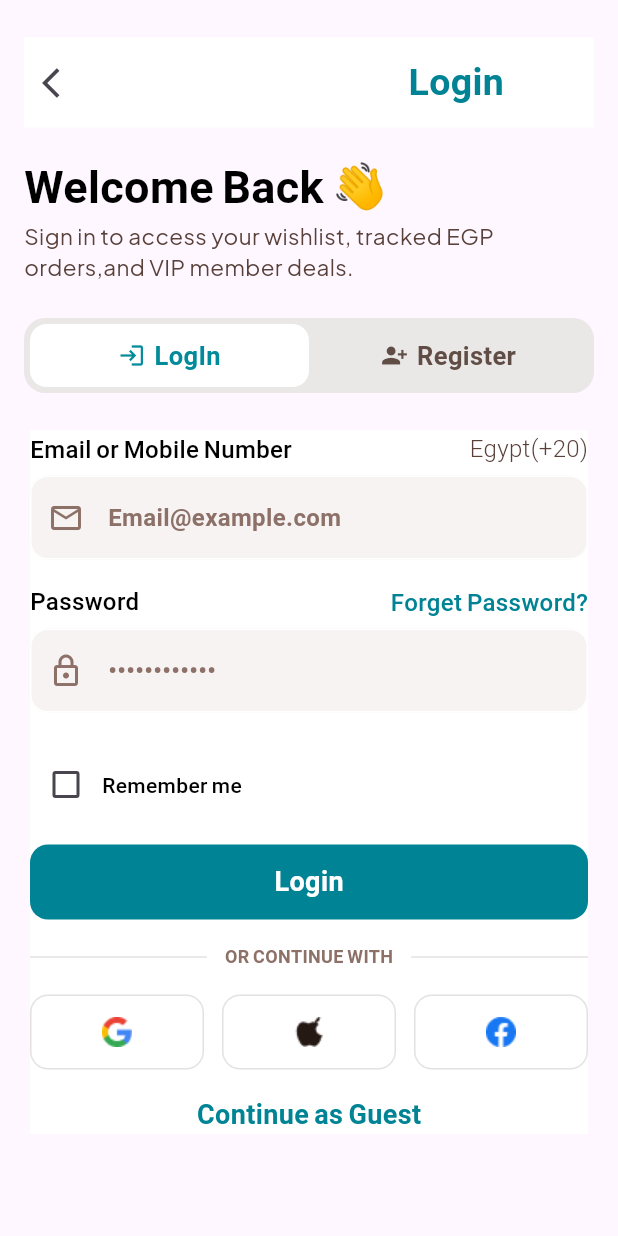
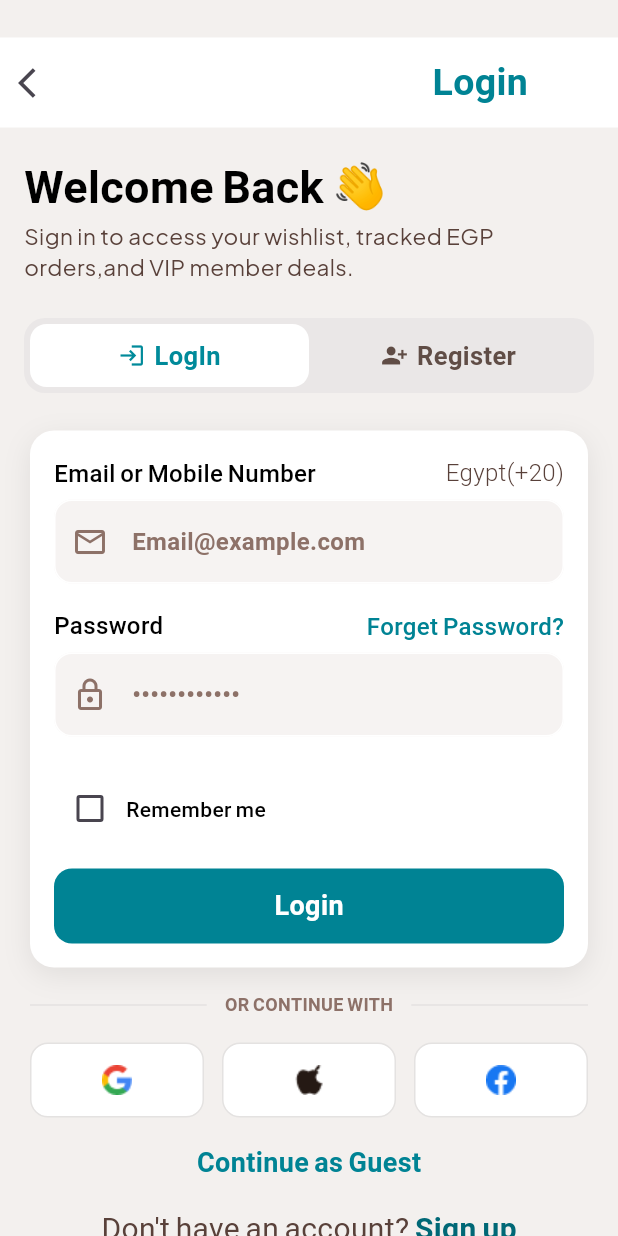
Before and after one commit to Ahmed-Mousa566/Indigo-e-commerce, a Flutter app: the screen it shows after launch, on a phone screen of 412 x 824 dp. Run offline on Flutter 3.47's test engine with Material 3 defaults, Android fonts, the phone set to English and light mode, and no system bars; our stand-ins replace go_router, google_fonts; Roboto replaces fonts that are missing (Montserrat).

Commit message:
refactor login card

```diff
--- a/lib/feature/Auth/presentation/views/widgets/auth_view_body.dart
+++ b/lib/feature/Auth/presentation/views/widgets/auth_view_body.dart
@@ -21,17 +21,14 @@ class _AuthViewBodyState extends State<AuthViewBody> {
   Widget build(BuildContext context) {
     final String title = selectedIndex == 0 ? 'Login' : 'Register';
     return Scaffold(
+      backgroundColor: const Color(0xffF3F0EE),
       body: Column(
         children: [
           const SizedBox(height: 25),
 
           CustomAuthAppBar(title: title),
-           SizedBox(height: 16,),
-           if (selectedIndex == 0)
-          LoginTxet()
-
-        else
-        RegisterText(),
+          SizedBox(height: 16),
+          if (selectedIndex == 0) LoginTxet() else RegisterText(),
 
           Padding(
             padding: const EdgeInsets.symmetric(horizontal: 16),
@@ -48,15 +45,7 @@ class _AuthViewBodyState extends State<AuthViewBody> {
           const SizedBox(height: 25),
 
           // Display the selected form
-          if (selectedIndex == 0)
-            const LoginForm()
-
-          else
-            const RegisterForm(),
-
-
-
-
+          if (selectedIndex == 0) const LoginForm() else const RegisterForm(),
         ],
       ),
     );
--- a/lib/feature/Auth/presentation/views/widgets/custom_auth_app_bar.dart
+++ b/lib/feature/Auth/presentation/views/widgets/custom_auth_app_bar.dart
@@ -7,9 +7,7 @@ class CustomAuthAppBar extends StatelessWidget {
   final String title;
   @override
   Widget build(BuildContext context) {
-    return Padding(
-      padding: const EdgeInsets.symmetric(horizontal: 16.0),
-      child: Container(
+    return Container(
       color: Colors.white,
       height: 60,
       child: Row(
@@ -30,7 +28,6 @@ class CustomAuthAppBar extends StatelessWidget {
           const SizedBox(width: 60),
         ],
       ),
-      ),
     );
   }
 }
--- a/lib/feature/Auth/presentation/views/widgets/login_form.dart
+++ b/lib/feature/Auth/presentation/views/widgets/login_form.dart
@@ -1,11 +1,10 @@
-
 import 'package:e_commerce/feature/Auth/presentation/views/widgets/custom_botttom.dart';
 import 'package:e_commerce/feature/Auth/presentation/views/widgets/emali_labal.dart';
 import 'package:e_commerce/feature/Auth/presentation/views/widgets/guest_button.dart';
 import 'package:e_commerce/feature/Auth/presentation/views/widgets/or_divider.dart';
 import 'package:e_commerce/feature/Auth/presentation/views/widgets/password_lable.dart';
 import 'package:e_commerce/feature/Auth/presentation/views/widgets/remmeber_me.dart';
-import 'package:e_commerce/feature/Auth/presentation/views/widgets/social_button.dart';
+import 'package:e_commerce/feature/Auth/presentation/views/widgets/signup_prompt.dart';
 import 'package:e_commerce/feature/Auth/presentation/views/widgets/social_buttons_row.dart';
 import 'package:e_commerce/feature/Auth/presentation/views/widgets/text_form_failed.dart';
 import 'package:flutter/material.dart';
@@ -18,58 +17,71 @@ class LoginForm extends StatelessWidget {
     return SingleChildScrollView(
       child: Padding(
         padding: const EdgeInsets.symmetric(horizontal: 20.0),
-        child: Container(
-
+        child: Column(
+          children: [
+            Container(
+              padding: const EdgeInsets.all(16),
+              decoration: BoxDecoration(
                 color: Colors.white,
+                borderRadius: BorderRadius.circular(16),
+                boxShadow: [
+                  BoxShadow(
+                    color: Colors.black.withValues(alpha: 0.08),
+                    blurRadius: 15,
+                    offset: const Offset(0, 5),
+                  ),
+                ],
+              ),
               child: const Column(
                 crossAxisAlignment: CrossAxisAlignment.start,
                 children: [
                   EmailLable(),
                   SizedBox(height: 6),
                   TextFormFailed(
-                prefixIcon: Icon(Icons.email_outlined, color: Color(0xff8D7168)),
+                    prefixIcon: Icon(
+                      Icons.email_outlined,
+                      color: Color(0xff8D7168),
+                    ),
                     hint: "Email@example.com",
-                 obscureText: false),
+                    obscureText: false,
+                  ),
                   SizedBox(height: 16),
                   PasswordLable(),
                   SizedBox(height: 6),
                   TextFormFailed(
-                prefixIcon: Icon(Icons.lock_outlined, color: Color(0xff8D7168)),
+                    prefixIcon: Icon(
+                      Icons.lock_outlined,
+                      color: Color(0xff8D7168),
+                    ),
                     hint: "••••••••••••",
-                obscureText: true),
+                    obscureText: true,
+                  ),
 
                   SizedBox(height: 24),
 
-
                   RememberMeRow(),
-               SizedBox(height: 16,),
+                  SizedBox(height: 16),
 
                   Custombutton(text: "Login", ontap: null),
-
-                SizedBox(height: 16,),
+                ],
+              ),
+            ),
+            SizedBox(height: 16),
 
             OrDivider(),
 
-                SizedBox(height: 16,),
+            SizedBox(height: 16),
 
             SocialButtonsRow(),
 
-                SizedBox(height: 16,),
+            SizedBox(height: 16),
 
             GuestButton(),
 
+            SizedBox(height: 16),
 
-
-
-
-
-
-
-
-
-
+            SignUpPrompt(),
           ],
-          ),
         ),
       ),
     );
--- /dev/null
+++ b/lib/feature/Auth/presentation/views/widgets/signup_prompt.dart
@@ -0,0 +1,32 @@
+import 'package:e_commerce/core/utils/constant.dart';
+import 'package:e_commerce/core/utils/widgets/custm_text.dart';
+import 'package:flutter/material.dart';
+
+class SignUpPrompt extends StatelessWidget {
+  const SignUpPrompt({super.key, this.onSignUpTap});
+  final VoidCallback? onSignUpTap;
+
+  @override
+  Widget build(BuildContext context) {
+    return Row(
+      mainAxisAlignment: MainAxisAlignment.center,
+      children: [
+        const CustomText(
+          text: "Don't have an account? ",
+          color: Constant.kSubTittle,
+          size: 20,
+          fontWeight: FontWeight.w400,
+        ),
+        GestureDetector(
+          onTap: onSignUpTap,
+          child: const CustomText(
+            text: "Sign up",
+            color: Constant.kLinkColor,
+            size: 20,
+            fontWeight: FontWeight.w700,
+          ),
+        ),
+      ],
+    );
+  }
+}
```
Lines whose indentation alone changed are shown as unchanged.
